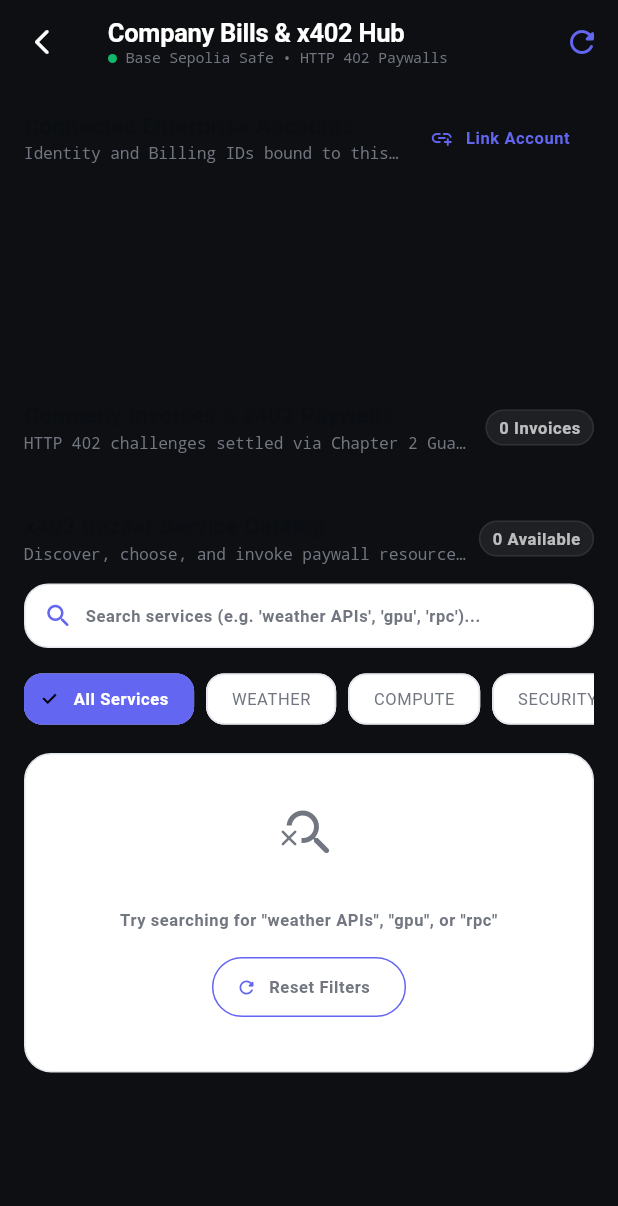
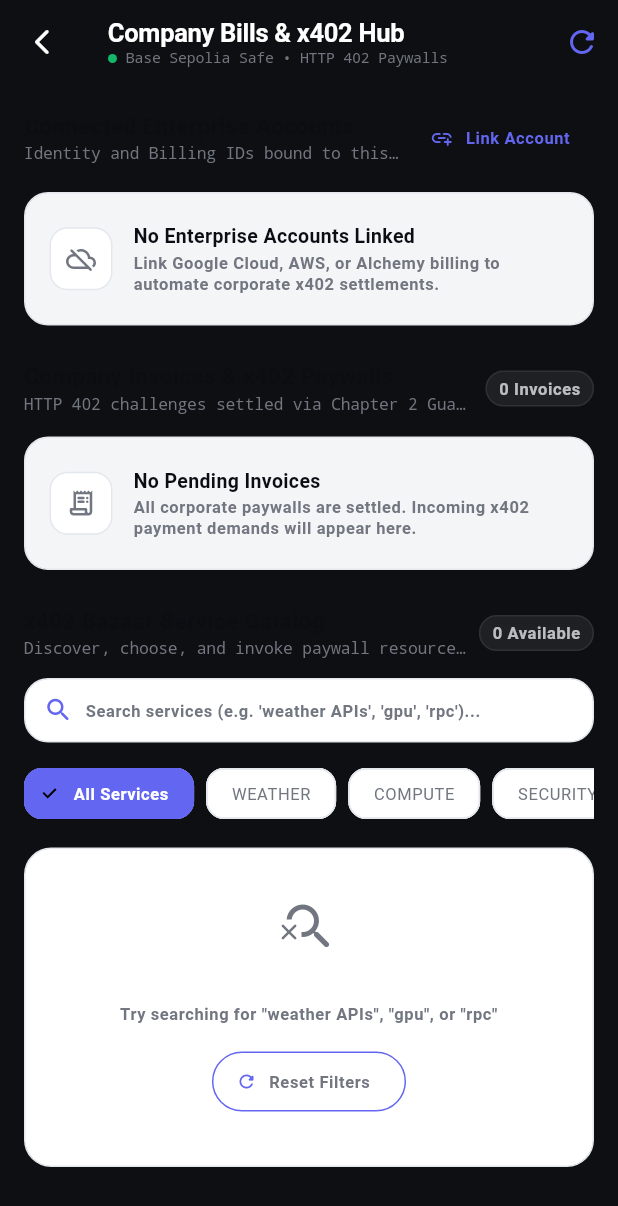
Before and after one commit to maxiggle/ethonline-2026, a Flutter app: the CompanyBillsScreen screen opened directly, on a phone screen of 412 x 824 dp. Shown: the top 1206 px of the screen. Run offline on Flutter 3.47's test engine with Material 3 defaults, Android fonts, the phone set to English and light mode, and no system bars; our stand-ins replace auto_route, bloc, dio, equatable, flutter_bloc, get_it and 1 more; missing offline and left inert: privy_flutter; accounts and stored records are empty.

Commit message:
feat(mobile): add empty states for linked accounts and invoices on Company Bills
- Show "No Enterprise Accounts Linked" and "No Pending Invoices" cards instead of empty lists; restyle account cards with LINKED/OFFLINE status and project counts
- Add fetchMandate override to the tri-verdict pipeline test mock service

```diff
--- a/chapter2/lib/features/bills/view/company_bills_screen.dart
+++ b/chapter2/lib/features/bills/view/company_bills_screen.dart
@@ -293,6 +293,58 @@ class _CompanyBillsScreenState extends State<CompanyBillsScreen> {
           ],
         ),
         const SizedBox(height: 12),
+        if (state.accounts.isEmpty)
+          Container(
+            width: double.infinity,
+            padding: const EdgeInsets.symmetric(horizontal: 16, vertical: 20),
+            decoration: BoxDecoration(
+              color: AppColors.cardSurface,
+              borderRadius: BorderRadius.circular(16),
+              border: Border.all(color: AppColors.cardBorder),
+            ),
+            child: Row(
+              children: [
+                Container(
+                  padding: const EdgeInsets.all(10),
+                  decoration: BoxDecoration(
+                    color: AppColors.cardSurfacePure,
+                    borderRadius: BorderRadius.circular(12),
+                    border: Border.all(color: AppColors.cardBorder),
+                  ),
+                  child: const Icon(
+                    Icons.cloud_off_rounded,
+                    size: 20,
+                    color: AppColors.textMuted,
+                  ),
+                ),
+                const SizedBox(width: 14),
+                Expanded(
+                  child: Column(
+                    crossAxisAlignment: CrossAxisAlignment.start,
+                    children: [
+                      Text(
+                        'No Enterprise Accounts Linked',
+                        style: AppTextStyles.sm(
+                          context,
+                          fontWeight: AppTextStyles.bold,
+                          color: AppColors.textPrimary,
+                        ),
+                      ),
+                      const SizedBox(height: 2),
+                      Text(
+                        'Link Google Cloud, AWS, or Alchemy billing to automate corporate x402 settlements.',
+                        style: AppTextStyles.xs(
+                          context,
+                          color: AppColors.textMuted,
+                        ),
+                      ),
+                    ],
+                  ),
+                ),
+              ],
+            ),
+          )
+        else
           SizedBox(
             height: 115,
             child: ListView.separated(
@@ -333,10 +385,10 @@ class _CompanyBillsScreenState extends State<CompanyBillsScreen> {
 
     return Container(
       width: 260,
-      padding: const EdgeInsets.all(14),
-      decoration: BoxDecoration(
-        color: AppColors.cardSurfacePure,
-        borderRadius: BorderRadius.circular(20),
+      padding: const EdgeInsets.all(12),
+      decoration: BoxDecoration(
+        color: AppColors.cardSurface,
+        borderRadius: BorderRadius.circular(14),
         border: Border.all(color: AppColors.cardBorder),
       ),
       child: Column(
@@ -345,21 +397,15 @@ class _CompanyBillsScreenState extends State<CompanyBillsScreen> {
         children: [
           Row(
             children: [
-              Container(
-                padding: const EdgeInsets.all(6),
-                decoration: BoxDecoration(
-                  color: iconColor.withValues(alpha: 0.15),
-                  borderRadius: BorderRadius.circular(10),
-                ),
-                child: Icon(icon, color: iconColor, size: 18),
-              ),
-              const SizedBox(width: 10),
+              Icon(icon, size: 20, color: iconColor),
+              const SizedBox(width: 8),
               Expanded(
                 child: Text(
                   acc.name,
-                  style: AppTextStyles.sm(
-                    context,
-                    fontWeight: AppTextStyles.semiBold,
+                  style: AppTextStyles.xs(
+                    context,
+                    fontWeight: AppTextStyles.bold,
+                    color: AppColors.textPrimary,
                   ),
                   maxLines: 1,
                   overflow: TextOverflow.ellipsis,
@@ -368,40 +414,52 @@ class _CompanyBillsScreenState extends State<CompanyBillsScreen> {
               Container(
                 padding: const EdgeInsets.symmetric(horizontal: 6, vertical: 2),
                 decoration: BoxDecoration(
-                  color: AppColors.allow.withValues(alpha: 0.15),
-                  borderRadius: BorderRadius.circular(8),
+                  color: acc.isConnected
+                      ? AppColors.allowBackground
+                      : AppColors.blockBackground,
+                  borderRadius: BorderRadius.circular(6),
                 ),
                 child: Text(
-                  'BOUND',
+                  acc.isConnected ? 'LINKED' : 'OFFLINE',
                   style: AppTextStyles.mono(
                     context,
                     fontSize: 9,
-                    color: AppColors.allow,
-                    fontWeight: FontWeight.bold,
-                  ),
-                ),
-              ),
-            ],
-          ),
-          Column(
-            crossAxisAlignment: CrossAxisAlignment.start,
-            children: [
-              Text(
-                acc.organization,
-                style: AppTextStyles.xs(context, color: AppColors.textMuted),
+                    color: acc.isConnected
+                        ? AppColors.allowText
+                        : AppColors.blockText,
+                    fontWeight: AppTextStyles.bold,
+                  ),
+                ),
+              ),
+            ],
+          ),
+          Text(
+            acc.accountId,
+            style: AppTextStyles.mono(
+              context,
+              fontSize: 10,
+              color: AppColors.textMuted,
+            ),
             maxLines: 1,
             overflow: TextOverflow.ellipsis,
           ),
-              const SizedBox(height: 2),
-              Text(
-                acc.accountId,
+          Row(
+            mainAxisAlignment: MainAxisAlignment.spaceBetween,
+            children: [
+              Text(
+                '${acc.projects.length} Projects',
+                style: AppTextStyles.xs(
+                  context,
+                  color: AppColors.textSecondary,
+                ),
+              ),
+              Text(
+                'Safe Bound',
                 style: AppTextStyles.mono(
                   context,
                   fontSize: 10,
-                  color: Colors.white70,
-                ),
-                maxLines: 1,
-                overflow: TextOverflow.ellipsis,
+                  color: AppColors.brandPrimary,
+                ),
               ),
             ],
           ),
@@ -460,6 +518,58 @@ class _CompanyBillsScreenState extends State<CompanyBillsScreen> {
           ],
         ),
         const SizedBox(height: 14),
+        if (state.bills.isEmpty)
+          Container(
+            width: double.infinity,
+            padding: const EdgeInsets.symmetric(horizontal: 16, vertical: 20),
+            decoration: BoxDecoration(
+              color: AppColors.cardSurface,
+              borderRadius: BorderRadius.circular(16),
+              border: Border.all(color: AppColors.cardBorder),
+            ),
+            child: Row(
+              children: [
+                Container(
+                  padding: const EdgeInsets.all(10),
+                  decoration: BoxDecoration(
+                    color: AppColors.cardSurfacePure,
+                    borderRadius: BorderRadius.circular(12),
+                    border: Border.all(color: AppColors.cardBorder),
+                  ),
+                  child: const Icon(
+                    Icons.receipt_long_rounded,
+                    size: 20,
+                    color: AppColors.textMuted,
+                  ),
+                ),
+                const SizedBox(width: 14),
+                Expanded(
+                  child: Column(
+                    crossAxisAlignment: CrossAxisAlignment.start,
+                    children: [
+                      Text(
+                        'No Pending Invoices',
+                        style: AppTextStyles.sm(
+                          context,
+                          fontWeight: AppTextStyles.bold,
+                          color: AppColors.textPrimary,
+                        ),
+                      ),
+                      const SizedBox(height: 2),
+                      Text(
+                        'All corporate paywalls are settled. Incoming x402 payment demands will appear here.',
+                        style: AppTextStyles.xs(
+                          context,
+                          color: AppColors.textMuted,
+                        ),
+                      ),
+                    ],
+                  ),
+                ),
+              ],
+            ),
+          )
+        else
           ListView.separated(
             shrinkWrap: true,
             physics: const NeverScrollableScrollPhysics(),
```
Also changed, not shown: 1 other file. Lines whose indentation alone changed are shown as unchanged.
